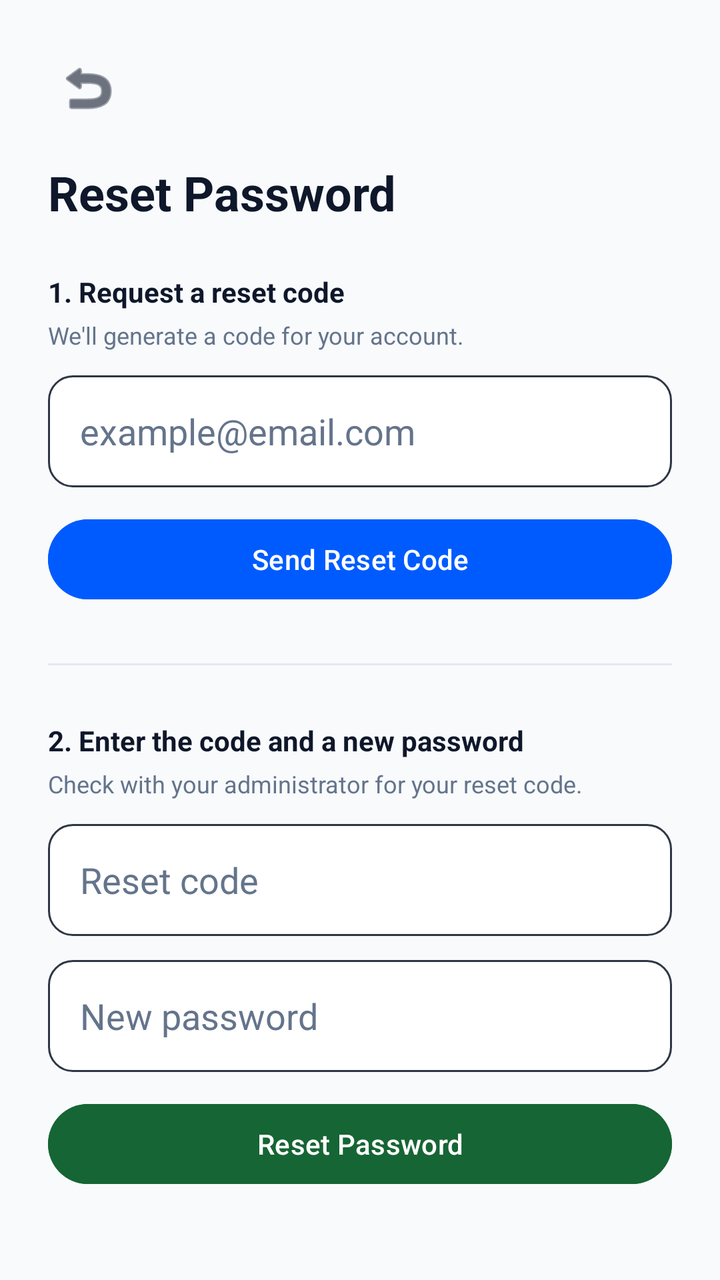
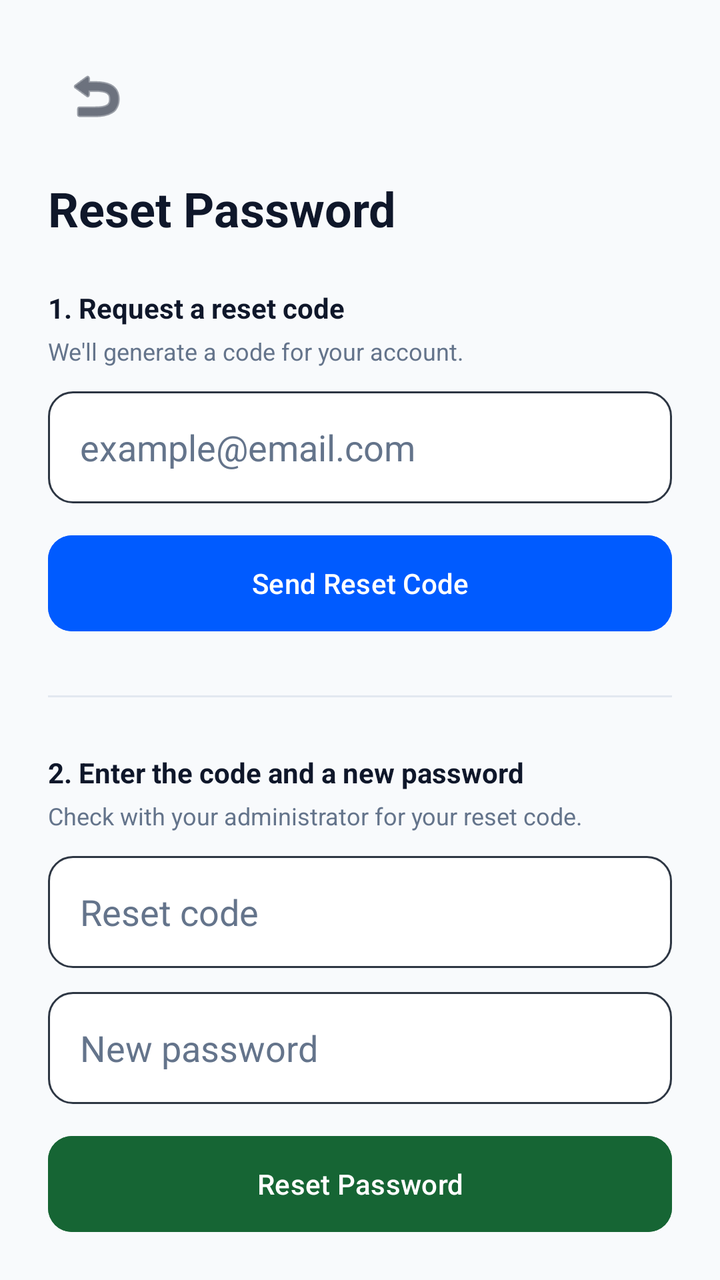

Compare the two renders of this Android layout. The source of the first and the diff that turns it into the second are given below.
<!-- AndroidManifest.xml: application theme Theme.SupportAssist -->
<!-- res/layout/activity_forgot_password.xml -->
<?xml version="1.0" encoding="utf-8"?>
<androidx.core.widget.NestedScrollView xmlns:android="http://schemas.android.com/apk/res/android"
    xmlns:app="http://schemas.android.com/apk/res-auto"
    android:layout_width="match_parent"
    android:layout_height="match_parent"
    android:background="@color/bg_color"
    android:fillViewport="true">

    <LinearLayout
        android:layout_width="match_parent"
        android:layout_height="wrap_content"
        android:orientation="vertical"
        android:padding="24dp">

        <ImageButton
            android:id="@+id/btn_back"
            android:layout_width="40dp"
            android:layout_height="40dp"
            android:background="@android:color/transparent"
            android:src="@android:drawable/ic_menu_revert"
            app:tint="@color/text_main" />

        <TextView
            android:layout_width="wrap_content"
            android:layout_height="wrap_content"
            android:layout_marginTop="16dp"
            android:text="@string/reset_password_title"
            android:textColor="@color/text_main"
            android:textSize="24sp"
            android:textStyle="bold" />

        
        <TextView
            android:layout_width="wrap_content"
            android:layout_height="wrap_content"
            android:layout_marginTop="24dp"
            android:text="@string/reset_password_step1"
            android:textColor="@color/text_main"
            android:textStyle="bold" />

        <TextView
            android:layout_width="wrap_content"
            android:layout_height="wrap_content"
            android:layout_marginTop="4dp"
            android:text="@string/reset_password_step1_hint"
            android:textColor="@color/text_grey"
            android:textSize="12sp" />

        <EditText
            android:id="@+id/et_email"
            android:layout_width="match_parent"
            android:layout_height="56dp"
            android:layout_marginTop="12dp"
            android:background="@drawable/edit_text_bg"
            android:hint="@string/email_hint"
            android:inputType="textEmailAddress"
            android:paddingHorizontal="16dp"
            android:textColor="@color/text_main"
            android:textColorHint="@color/text_grey" />

        <com.google.android.material.button.MaterialButton
            android:id="@+id/btn_send_code"
            android:layout_width="match_parent"
            android:layout_height="wrap_content"
            android:layout_marginTop="12dp"
            android:backgroundTint="@color/primary_blue"
            android:text="@string/reset_password_send_code" />

        <View
            android:layout_width="match_parent"
            android:layout_height="1dp"
            android:layout_marginVertical="28dp"
            android:background="@color/divider_color" />

        
        <TextView
            android:layout_width="wrap_content"
            android:layout_height="wrap_content"
            android:text="@string/reset_password_step2"
            android:textColor="@color/text_main"
            android:textStyle="bold" />

        <TextView
            android:layout_width="wrap_content"
            android:layout_height="wrap_content"
            android:layout_marginTop="4dp"
            android:text="@string/reset_password_step2_hint"
            android:textColor="@color/text_grey"
            android:textSize="12sp" />

        <EditText
            android:id="@+id/et_token"
            android:layout_width="match_parent"
            android:layout_height="56dp"
            android:layout_marginTop="12dp"
            android:background="@drawable/edit_text_bg"
            android:hint="@string/reset_code_hint"
            android:paddingHorizontal="16dp"
            android:textColor="@color/text_main"
            android:textColorHint="@color/text_grey" />

        <EditText
            android:id="@+id/et_new_password"
            android:layout_width="match_parent"
            android:layout_height="56dp"
            android:layout_marginTop="12dp"
            android:background="@drawable/edit_text_bg"
            android:hint="@string/new_password_hint"
            android:inputType="textPassword"
            android:paddingHorizontal="16dp"
            android:textColor="@color/text_main"
            android:textColorHint="@color/text_grey" />

        <com.google.android.material.button.MaterialButton
            android:id="@+id/btn_reset"
            android:layout_width="match_parent"
            android:layout_height="wrap_content"
            android:layout_marginTop="12dp"
            android:backgroundTint="@color/status_resolved_text"
            android:text="@string/reset_password_button" />

        <ProgressBar
            android:id="@+id/progress_bar"
            android:layout_width="wrap_content"
            android:layout_height="wrap_content"
            android:layout_marginTop="16dp"
            android:layout_gravity="center"
            android:visibility="gone" />

    </LinearLayout>
</androidx.core.widget.NestedScrollView>
<!-- resources referenced by this layout -->
<resources>
  <color name="bg_color">#F8FAFC</color>
  <color name="divider_color">#E2E8F0</color>
  <color name="primary_blue">#005BFF</color>
  <color name="status_resolved_text">#166534</color>
  <color name="text_grey">#64748B</color>
  <color name="text_main">#0F172A</color>
  <!-- drawable edit_text_bg (drawable) -->
  <?xml version="1.0" encoding="utf-8"?>
  <shape xmlns:android="http://schemas.android.com/apk/res/android">
      <solid android:color="@color/input_bg" />
      <corners android:radius="12dp" />
      <stroke android:width="1dp" android:color="#2D3643" />
  </shape>
  <string name="email_hint">example@email.com</string>
  <string name="new_password_hint">New password</string>
  <string name="reset_code_hint">Reset code</string>
  <string name="reset_password_button">Reset Password</string>
  <string name="reset_password_send_code">Send Reset Code</string>
  <string name="reset_password_step1">1. Request a reset code</string>
  <string name="reset_password_step1_hint">We\'ll generate a code for your account.</string>
  <string name="reset_password_step2">2. Enter the code and a new password</string>
  <string name="reset_password_step2_hint">Check with your administrator for your reset code.</string>
  <string name="reset_password_title">Reset Password</string>
  <style name="Theme.SupportAssist" parent="Base.Theme.SupportAssist" />
  <color name="input_bg">#FFFFFF</color>
  <style name="Base.Theme.SupportAssist" parent="Theme.Material3.DayNight.NoActionBar">
          <item name="colorPrimary">@color/primary_blue</item>
          <item name="android:windowBackground">@color/bg_color</item>
  
          
          <item name="android:textColorPrimary">@color/text_main</item>
          <item name="android:textColorSecondary">@color/text_grey</item>
          <item name="android:editTextColor">@color/text_main</item>
          <item name="android:textColorHint">@color/text_grey</item>
  
          
          <item name="colorOnBackground">@color/text_main</item>
          <item name="colorOnSurface">@color/text_main</item>
          <item name="colorOnSurfaceVariant">@color/text_grey</item>
          <item name="colorSurface">@color/bg_color</item>
          <item name="colorOutline">@color/divider_color</item>
      </style>
</resources>

<!-- the commit's change to res/layout/activity_forgot_password.xml (unified diff, before → after) -->
@@ -1,131 +1,172 @@
 <?xml version="1.0" encoding="utf-8"?>
-<androidx.core.widget.NestedScrollView xmlns:android="http://schemas.android.com/apk/res/android"
+<androidx.constraintlayout.widget.ConstraintLayout xmlns:android="http://schemas.android.com/apk/res/android"
     xmlns:app="http://schemas.android.com/apk/res-auto"
     android:layout_width="match_parent"
     android:layout_height="match_parent"
-    android:background="@color/bg_color"
-    android:fillViewport="true">
+    android:background="@color/bg_color">
 
-    <LinearLayout
+    <androidx.core.widget.NestedScrollView
         android:layout_width="match_parent"
-        android:layout_height="wrap_content"
-        android:orientation="vertical"
-        android:padding="24dp">
+        android:layout_height="match_parent"
+        android:fillViewport="true">
 
-        <ImageButton
-            android:id="@+id/btn_back"
-            android:layout_width="40dp"
-            android:layout_height="40dp"
-            android:background="@android:color/transparent"
-            android:src="@android:drawable/ic_menu_revert"
-            app:tint="@color/text_main" />
-
-        <TextView
-            android:layout_width="wrap_content"
-            android:layout_height="wrap_content"
-            android:layout_marginTop="16dp"
-            android:text="@string/reset_password_title"
-            android:textColor="@color/text_main"
-            android:textSize="24sp"
-            android:textStyle="bold" />
-
-        
-        <TextView
-            android:layout_width="wrap_content"
-            android:layout_height="wrap_content"
-            android:layout_marginTop="24dp"
-            android:text="@string/reset_password_step1"
-            android:textColor="@color/text_main"
-            android:textStyle="bold" />
-
-        <TextView
-            android:layout_width="wrap_content"
-            android:layout_height="wrap_content"
-            android:layout_marginTop="4dp"
-            android:text="@string/reset_password_step1_hint"
-            android:textColor="@color/text_grey"
-            android:textSize="12sp" />
-
-        <EditText
-            android:id="@+id/et_email"
-            android:layout_width="match_parent"
-            android:layout_height="56dp"
-            android:layout_marginTop="12dp"
-            android:background="@drawable/edit_text_bg"
-            android:hint="@string/email_hint"
-            android:inputType="textEmailAddress"
-            android:paddingHorizontal="16dp"
-            android:textColor="@color/text_main"
-            android:textColorHint="@color/text_grey" />
-
-        <com.google.android.material.button.MaterialButton
-            android:id="@+id/btn_send_code"
+        <androidx.constraintlayout.widget.ConstraintLayout
             android:layout_width="match_parent"
             android:layout_height="wrap_content"
-            android:layout_marginTop="12dp"
-            android:backgroundTint="@color/primary_blue"
-            android:text="@string/reset_password_send_code" />
+            android:padding="24dp">
 
-        <View
-            android:layout_width="match_parent"
-            android:layout_height="1dp"
-            android:layout_marginVertical="28dp"
-            android:background="@color/divider_color" />
+            <androidx.constraintlayout.widget.ConstraintLayout
+                android:layout_width="0dp"
+                android:layout_height="wrap_content"
+                app:layout_constraintEnd_toEndOf="parent"
+                app:layout_constraintStart_toStartOf="parent"
+                app:layout_constraintTop_toTopOf="parent"
+                app:layout_constraintWidth_max="500dp">
 
-        
-        <TextView
-            android:layout_width="wrap_content"
-            android:layout_height="wrap_content"
-            android:text="@string/reset_password_step2"
-            android:textColor="@color/text_main"
-            android:textStyle="bold" />
+                <ImageButton
+                    android:id="@+id/btn_back"
+                    android:layout_width="48dp"
+                    android:layout_height="48dp"
+                    android:background="?attr/selectableItemBackgroundBorderless"
+                    android:src="@android:drawable/ic_menu_revert"
+                    app:layout_constraintStart_toStartOf="parent"
+                    app:layout_constraintTop_toTopOf="parent"
+                    app:tint="@color/text_main" />
 
-        <TextView
-            android:layout_width="wrap_content"
-            android:layout_height="wrap_content"
-            android:layout_marginTop="4dp"
-            android:text="@string/reset_password_step2_hint"
-            android:textColor="@color/text_grey"
-            android:textSize="12sp" />
+                <TextView
+                    android:id="@+id/tv_forgot_title"
+                    android:layout_width="wrap_content"
+                    android:layout_height="wrap_content"
+                    android:layout_marginTop="16dp"
+                    android:text="@string/reset_password_title"
+                    android:textColor="@color/text_main"
+                    android:textSize="24sp"
+                    android:textStyle="bold"
+                    app:layout_constraintStart_toStartOf="parent"
+                    app:layout_constraintTop_toBottomOf="@+id/btn_back" />
 
-        <EditText
-            android:id="@+id/et_token"
-            android:layout_width="match_parent"
-            android:layout_height="56dp"
-            android:layout_marginTop="12dp"
-            android:background="@drawable/edit_text_bg"
-            android:hint="@string/reset_code_hint"
-            android:paddingHorizontal="16dp"
-            android:textColor="@color/text_main"
-            android:textColorHint="@color/text_grey" />
+                <TextView
+                    android:id="@+id/tv_step1_label"
+                    android:layout_width="wrap_content"
+                    android:layout_height="wrap_content"
+                    android:layout_marginTop="24dp"
+                    android:text="@string/reset_password_step1"
+                    android:textColor="@color/text_main"
+                    android:textStyle="bold"
+                    app:layout_constraintStart_toStartOf="parent"
+                    app:layout_constraintTop_toBottomOf="@+id/tv_forgot_title" />
 
-        <EditText
-            android:id="@+id/et_new_password"
-            android:layout_width="match_parent"
-            android:layout_height="56dp"
-            android:layout_marginTop="12dp"
-            android:background="@drawable/edit_text_bg"
-            android:hint="@string/new_password_hint"
-            android:inputType="textPassword"
-            android:paddingHorizontal="16dp"
-            android:textColor="@color/text_main"
-            android:textColorHint="@color/text_grey" />
+                <TextView
+                    android:id="@+id/tv_step1_hint"
+                    android:layout_width="wrap_content"
+                    android:layout_height="wrap_content"
+                    android:layout_marginTop="4dp"
+                    android:text="@string/reset_password_step1_hint"
+                    android:textColor="@color/text_grey"
+                    android:textSize="12sp"
+                    app:layout_constraintStart_toStartOf="parent"
+                    app:layout_constraintTop_toBottomOf="@+id/tv_step1_label" />
 
-        <com.google.android.material.button.MaterialButton
-            android:id="@+id/btn_reset"
-            android:layout_width="match_parent"
-            android:layout_height="wrap_content"
-            android:layout_marginTop="12dp"
-            android:backgroundTint="@color/status_resolved_text"
-            android:text="@string/reset_password_button" />
+                <EditText
+                    android:id="@+id/et_email"
+                    android:layout_width="match_parent"
+                    android:layout_height="56dp"
+                    android:layout_marginTop="12dp"
+                    android:background="@drawable/edit_text_bg"
+                    android:hint="@string/email_hint"
+                    android:inputType="textEmailAddress"
+                    android:paddingHorizontal="16dp"
+                    android:textColor="@color/text_main"
+                    android:textColorHint="@color/text_grey"
+                    app:layout_constraintTop_toBottomOf="@+id/tv_step1_hint" />
 
-        <ProgressBar
-            android:id="@+id/progress_bar"
-            android:layout_width="wrap_content"
-            android:layout_height="wrap_content"
-            android:layout_marginTop="16dp"
-            android:layout_gravity="center"
-            android:visibility="gone" />
+                <com.google.android.material.button.MaterialButton
+                    android:id="@+id/btn_send_code"
+                    android:layout_width="match_parent"
+                    android:layout_height="56dp"
+                    android:layout_marginTop="12dp"
+                    android:backgroundTint="@color/primary_blue"
+                    android:text="@string/reset_password_send_code"
+                    app:cornerRadius="12dp"
+                    app:layout_constraintTop_toBottomOf="@+id/et_email" />
 
-    </LinearLayout>
-</androidx.core.widget.NestedScrollView>
+                <View
+                    android:id="@+id/v_divider"
+                    android:layout_width="match_parent"
+                    android:layout_height="1dp"
+                    android:layout_marginVertical="28dp"
+                    android:background="@color/divider_color"
+                    app:layout_constraintTop_toBottomOf="@+id/btn_send_code" />
+
+                <TextView
+                    android:id="@+id/tv_step2_label"
+                    android:layout_width="wrap_content"
+                    android:layout_height="wrap_content"
+                    android:layout_marginTop="28dp"
+                    android:text="@string/reset_password_step2"
+                    android:textColor="@color/text_main"
+                    android:textStyle="bold"
+                    app:layout_constraintStart_toStartOf="parent"
+                    app:layout_constraintTop_toBottomOf="@+id/v_divider" />
+
+                <TextView
+                    android:id="@+id/tv_step2_hint"
+                    android:layout_width="wrap_content"
+                    android:layout_height="wrap_content"
+                    android:layout_marginTop="4dp"
+                    android:text="@string/reset_password_step2_hint"
+                    android:textColor="@color/text_grey"
+                    android:textSize="12sp"
+                    app:layout_constraintStart_toStartOf="parent"
+                    app:layout_constraintTop_toBottomOf="@+id/tv_step2_label" />
+
+                <EditText
+                    android:id="@+id/et_token"
+                    android:layout_width="match_parent"
+                    android:layout_height="56dp"
+                    android:layout_marginTop="12dp"
+                    android:background="@drawable/edit_text_bg"
+                    android:hint="@string/reset_code_hint"
+                    android:paddingHorizontal="16dp"
+                    android:textColor="@color/text_main"
+                    android:textColorHint="@color/text_grey"
+                    app:layout_constraintTop_toBottomOf="@+id/tv_step2_hint" />
+
+                <EditText
+                    android:id="@+id/et_new_password"
+                    android:layout_width="match_parent"
+                    android:layout_height="56dp"
+                    android:layout_marginTop="12dp"
+                    android:background="@drawable/edit_text_bg"
+                    android:hint="@string/new_password_hint"
+                    android:inputType="textPassword"
+                    android:paddingHorizontal="16dp"
+                    android:textColor="@color/text_main"
+                    android:textColorHint="@color/text_grey"
+                    app:layout_constraintTop_toBottomOf="@+id/et_token" />
+
+                <com.google.android.material.button.MaterialButton
+                    android:id="@+id/btn_reset"
+                    android:layout_width="match_parent"
+                    android:layout_height="56dp"
+                    android:layout_marginTop="12dp"
+                    android:backgroundTint="@color/status_resolved_text"
+                    android:text="@string/reset_password_button"
+                    app:cornerRadius="12dp"
+                    app:layout_constraintTop_toBottomOf="@+id/et_new_password" />
+
+                <ProgressBar
+                    android:id="@+id/progress_bar"
+                    android:layout_width="wrap_content"
+                    android:layout_height="wrap_content"
+                    android:layout_marginTop="16dp"
+                    android:visibility="gone"
+                    app:layout_constraintEnd_toEndOf="parent"
+                    app:layout_constraintStart_toStartOf="parent"
+                    app:layout_constraintTop_toBottomOf="@+id/btn_reset" />
+
+            </androidx.constraintlayout.widget.ConstraintLayout>
+
+        </androidx.constraintlayout.widget.ConstraintLayout>
+    </androidx.core.widget.NestedScrollView>
+</androidx.constraintlayout.widget.ConstraintLayout>
